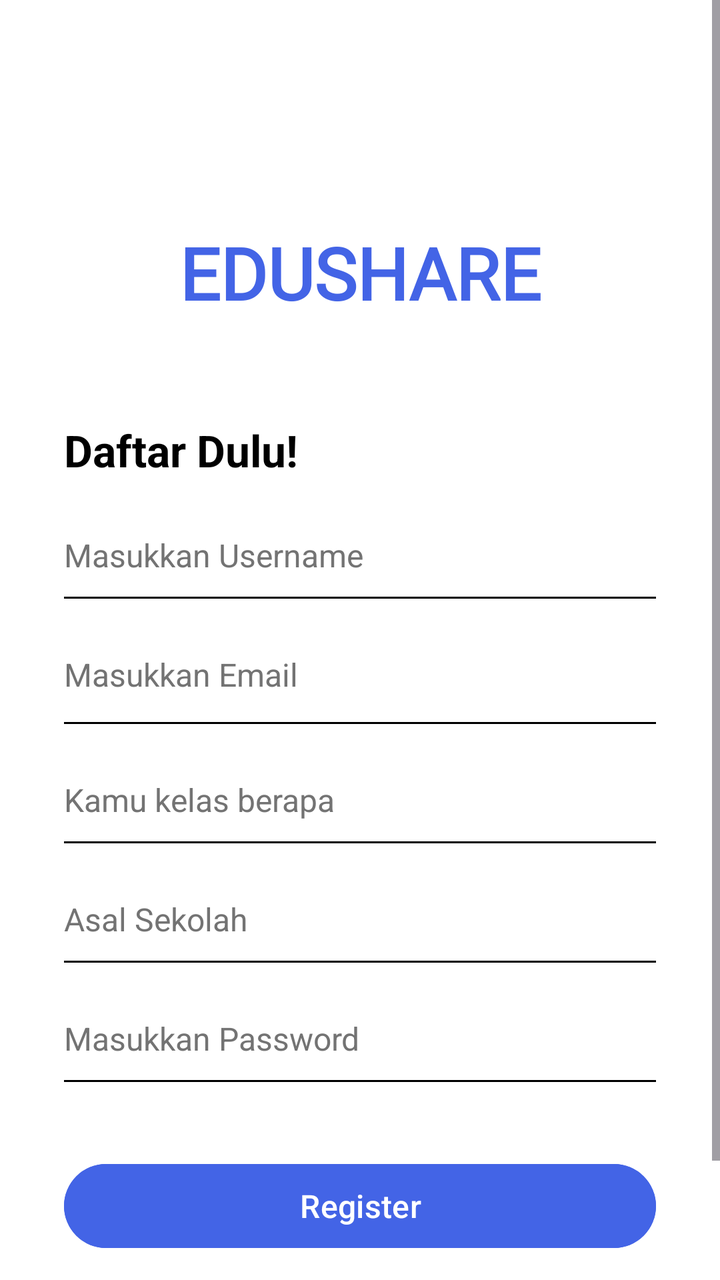
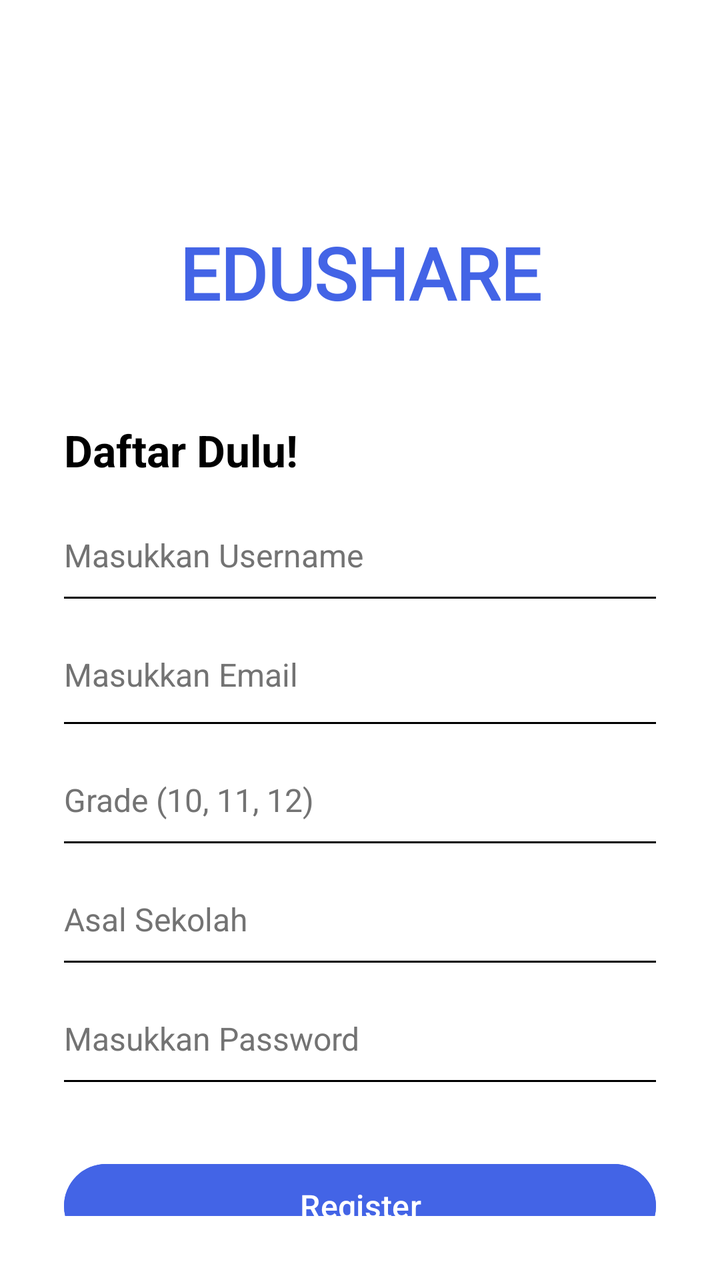

The first picture is an Android layout as it rendered before a commit; the second is the same layout after the commit. The layout source and the unified diff follow.
<!-- AndroidManifest.xml: application theme Theme.Edushare -->
<!-- res/layout/activity_register.xml -->
<?xml version="1.0" encoding="utf-8"?>
<ScrollView xmlns:android="http://schemas.android.com/apk/res/android"
    xmlns:app="http://schemas.android.com/apk/res-auto"
    xmlns:tools="http://schemas.android.com/tools"
    android:id="@+id/main"
    android:layout_width="match_parent"
    android:layout_height="match_parent"
    tools:context=".RegisterActivity"
    android:background="#FFFFFF">

    <androidx.constraintlayout.widget.ConstraintLayout
        android:layout_width="match_parent"
        android:layout_height="wrap_content"
        android:padding="32dp">

        

        <TextView
            android:id="@+id/tvAppNameRegister"
            android:layout_width="wrap_content"
            android:layout_height="wrap_content"
            android:layout_marginTop="80dp"
            android:fontFamily="@font/lexend"
            android:text="EDUSHARE"
            android:textColor="#4364E6"
            android:textSize="36sp"
            android:textStyle="bold"
            app:layout_constraintEnd_toEndOf="parent"
            app:layout_constraintStart_toStartOf="parent"
            app:layout_constraintTop_toTopOf="parent" />

        <TextView
            android:id="@+id/tvHeaderRegister"
            android:layout_width="wrap_content"
            android:layout_height="wrap_content"
            android:text="Daftar Dulu!"
            android:textSize="22sp"
            android:textStyle="bold"
            android:textColor="#000000"
            android:layout_marginTop="50dp"
            app:layout_constraintStart_toStartOf="parent"
            app:layout_constraintTop_toBottomOf="@id/tvAppNameRegister"/>

        <LinearLayout
            android:id="@+id/llUsername"
            android:layout_width="match_parent"
            android:layout_height="wrap_content"
            android:orientation="vertical"
            android:layout_marginTop="27dp"
            app:layout_constraintTop_toBottomOf="@id/tvHeaderRegister">

            <EditText
                android:id="@+id/etUsername"
                android:layout_width="match_parent"
                android:layout_height="wrap_content"
                android:hint="Masukkan Username"
                android:textColorHint="#737373"
                android:textSize="16sp"
                android:inputType="text"
                android:background="@null"
                android:paddingBottom="8dp"
                android:layout_marginBottom="2dp"/>

            
            <View
                android:layout_width="match_parent"
                android:layout_height="1dp"
                android:background="#000000"/>
        </LinearLayout>

        <LinearLayout
            android:id="@+id/llEmailRegister"
            android:layout_width="match_parent"
            android:layout_height="wrap_content"
            android:orientation="vertical"
            android:layout_marginTop="27dp"
            app:layout_constraintTop_toBottomOf="@id/llUsername">

            <EditText
                android:id="@+id/etEmailRegister"
                android:layout_width="match_parent"
                android:layout_height="wrap_content"
                android:hint="Masukkan Email"
                android:textColorHint="#737373"
                android:textSize="16sp"
                android:inputType="textEmailAddress"
                android:background="@null"
                android:paddingBottom="9dp"
                android:layout_marginBottom="4dp"/>

            
            <View
                android:layout_width="match_parent"
                android:layout_height="1dp"
                android:background="#000000"/>
        </LinearLayout>


        <LinearLayout
            android:id="@+id/llClass"
            android:layout_width="match_parent"
            android:layout_height="wrap_content"
            android:orientation="vertical"
            android:layout_marginTop="27dp"
            app:layout_constraintTop_toBottomOf="@id/llEmailRegister">

            <EditText
                android:id="@+id/etClass"
                android:layout_width="match_parent"
                android:layout_height="wrap_content"
                android:hint="Kamu kelas berapa"
                android:textColorHint="#737373"
                android:textSize="16sp"
                android:inputType="textPassword"
                android:background="@null"
                android:paddingBottom="8dp"
                android:layout_marginBottom="2dp"/>

            
            <View
                android:layout_width="match_parent"
                android:layout_height="1dp"
                android:background="#000000"/>
        </LinearLayout>

        <LinearLayout
            android:id="@+id/llSchoolName"
            android:layout_width="match_parent"
            android:layout_height="wrap_content"
            android:orientation="vertical"
            android:layout_marginTop="27dp"
            app:layout_constraintTop_toBottomOf="@id/llClass">

            <EditText
                android:id="@+id/etSchoolName"
                android:layout_width="match_parent"
                android:layout_height="wrap_content"
                android:hint="Asal Sekolah"
                android:textColorHint="#737373"
                android:textSize="16sp"
                android:inputType="textPassword"
                android:background="@null"
                android:paddingBottom="8dp"
                android:layout_marginBottom="2dp"/>

            
            <View
                android:layout_width="match_parent"
                android:layout_height="1dp"
                android:background="#000000"/>
        </LinearLayout>

        <LinearLayout
            android:id="@+id/llPasswordRegister"
            android:layout_width="match_parent"
            android:layout_height="wrap_content"
            android:orientation="vertical"
            android:layout_marginTop="27dp"
            app:layout_constraintTop_toBottomOf="@id/llSchoolName">

            <EditText
                android:id="@+id/etPasswordRegister"
                android:layout_width="match_parent"
                android:layout_height="wrap_content"
                android:hint="Masukkan Password"
                android:textColorHint="#737373"
                android:textSize="16sp"
                android:inputType="textPassword"
                android:background="@null"
                android:paddingBottom="8dp"
                android:layout_marginBottom="2dp"/>

            
            <View
                android:layout_width="match_parent"
                android:layout_height="1dp"
                android:background="#000000"/>
        </LinearLayout>

        
        <Button
            android:id="@+id/btnRegister"
            android:layout_width="match_parent"
            android:layout_height="50dp"
            android:text="Register"
            android:textSize="16sp"
            android:layout_marginTop="37dp"
            android:backgroundTint="#4364E6"
            app:layout_constraintTop_toBottomOf="@id/llPasswordRegister"/>

        <TextView
            android:id="@+id/tvBelumPunyaAkun"
            android:layout_width="wrap_content"
            android:layout_height="wrap_content"
            android:layout_marginTop="27dp"
            android:text="Sudah Punya Akun?"
            android:textColor="#737373"
            app:layout_constraintTop_toBottomOf="@id/btnRegister"
            app:layout_constraintStart_toStartOf="parent" />

        <TextView
            android:id="@+id/tvGoToLogin"
            android:layout_width="wrap_content"
            android:layout_height="wrap_content"
            android:layout_marginStart="8dp"
            android:layout_marginTop="27dp"
            android:clickable="true"
            android:focusable="true"
            android:text="Login!"
            android:textColor="#4364E6"
            app:layout_constraintStart_toEndOf="@+id/tvBelumPunyaAkun"
            app:layout_constraintTop_toBottomOf="@id/btnRegister" />


    </androidx.constraintlayout.widget.ConstraintLayout>


</ScrollView>
<!-- resources referenced by this layout -->
<resources>
  <style name="Theme.Edushare" parent="Base.Theme.Edushare" />
  <style name="Base.Theme.Edushare" parent="Theme.Material3.DayNight.NoActionBar">
          
          
      </style>
</resources>

<!-- the commit's change to res/layout/activity_register.xml (unified diff, before → after) -->
@@ -1,5 +1,5 @@
 <?xml version="1.0" encoding="utf-8"?>
-<ScrollView xmlns:android="http://schemas.android.com/apk/res/android"
+<LinearLayout xmlns:android="http://schemas.android.com/apk/res/android"
     xmlns:app="http://schemas.android.com/apk/res-auto"
     xmlns:tools="http://schemas.android.com/tools"
     android:id="@+id/main"
@@ -108,10 +108,10 @@
                 android:id="@+id/etClass"
                 android:layout_width="match_parent"
                 android:layout_height="wrap_content"
-                android:hint="Kamu kelas berapa"
-                android:textColorHint="#737373"
-                android:textSize="16sp"
-                android:inputType="textPassword"
+                android:hint="Grade (10, 11, 12)"
+                android:textColorHint="#737373"
+                android:textSize="16sp"
+                android:inputType="text"
                 android:background="@null"
                 android:paddingBottom="8dp"
                 android:layout_marginBottom="2dp"/>
@@ -138,7 +138,7 @@
                 android:hint="Asal Sekolah"
                 android:textColorHint="#737373"
                 android:textSize="16sp"
-                android:inputType="textPassword"
+                android:inputType="text"
                 android:background="@null"
                 android:paddingBottom="8dp"
                 android:layout_marginBottom="2dp"/>
@@ -215,4 +215,4 @@
     </androidx.constraintlayout.widget.ConstraintLayout>
 
 
-</ScrollView>
+</LinearLayout>
